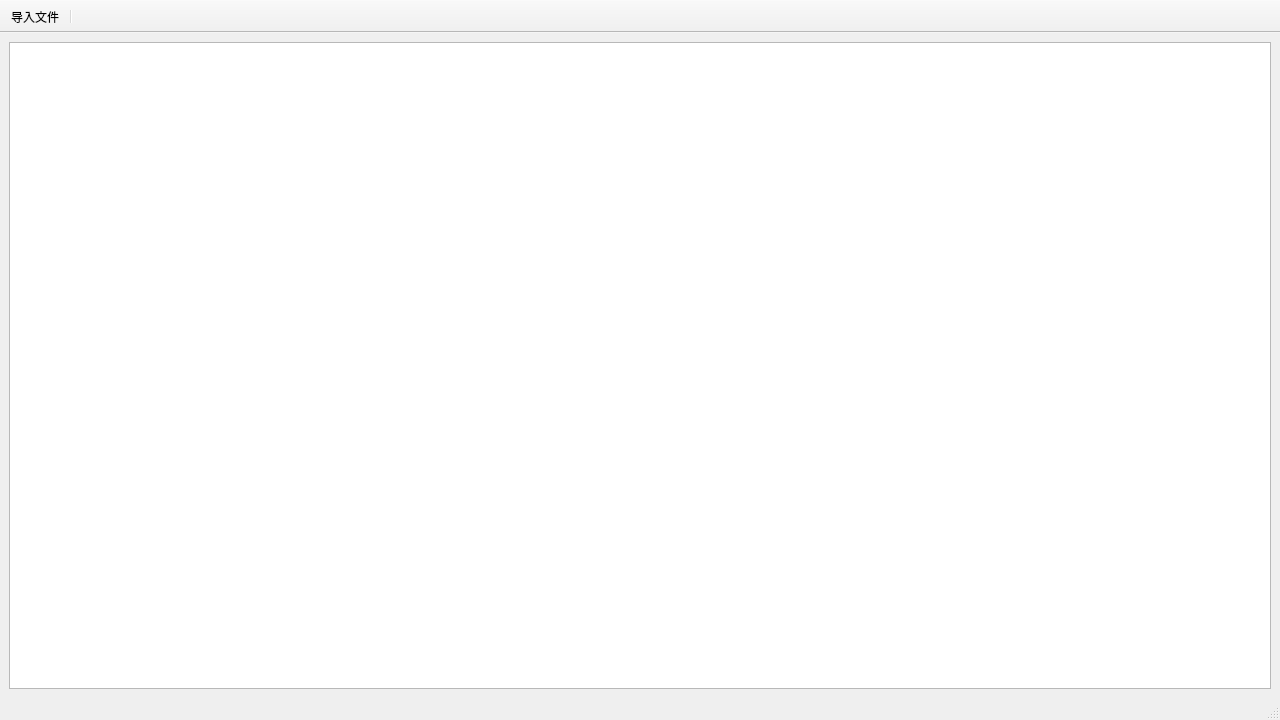
Old version of the form IMDAP/mainwindow.ui in the repository suxj22/IMDAP.
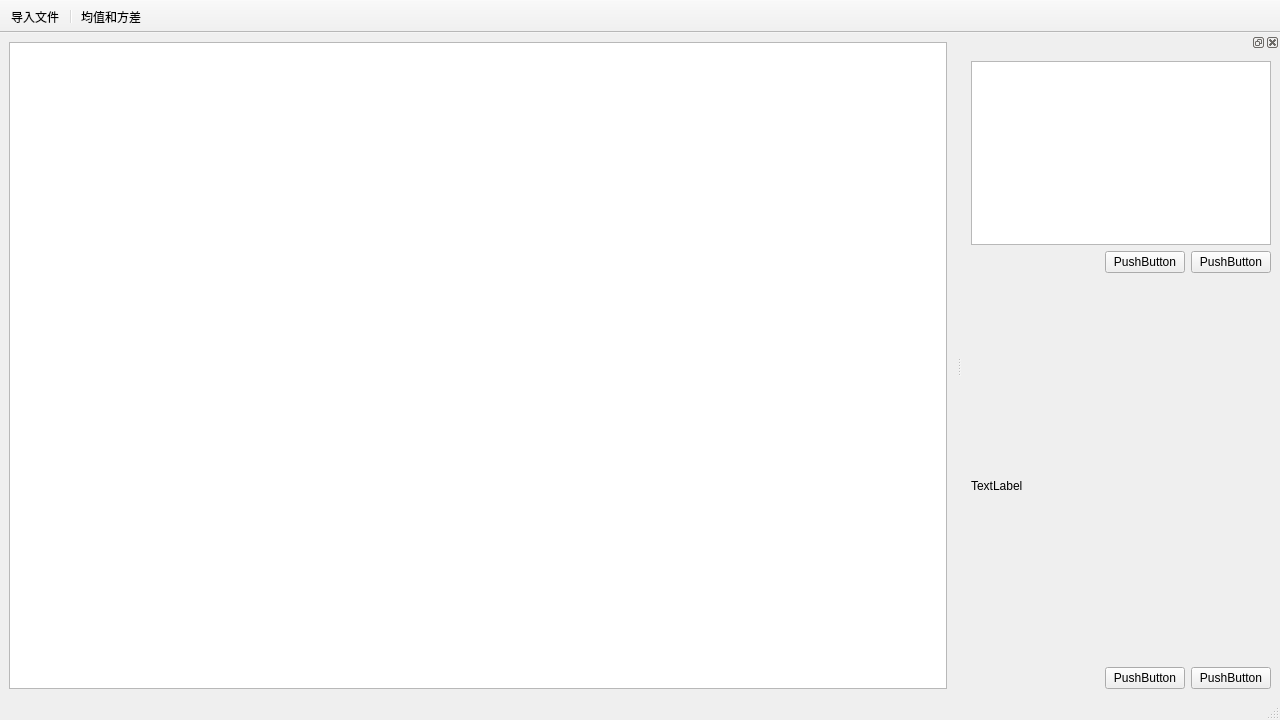
New version of the form. Icons and pictures are not drawn.

Commit message: 实现导入、均值和方差

What changed in the file:
```diff
--- a/IMDAP/mainwindow.ui
+++ b/IMDAP/mainwindow.ui
@@ -16,7 +16,23 @@
   <widget class="QWidget" name="centralwidget">
    <layout class="QGridLayout" name="gridLayout">
     <item row="0" column="0">
-     <widget class="QTableWidget" name="tableWidget"/>
+     <layout class="QVBoxLayout" name="verticalLayout">
+      <item>
+       <widget class="QTableWidget" name="tableWidget">
+        <property name="minimumSize">
+         <size>
+          <width>900</width>
+          <height>400</height>
+         </size>
+        </property>
+        <property name="font">
+         <font>
+          <family>.AppleSystemUIFont</family>
+         </font>
+        </property>
+       </widget>
+      </item>
+     </layout>
     </item>
    </layout>
   </widget>
@@ -55,6 +71,111 @@
    </attribute>
    <addaction name="action"/>
    <addaction name="separator"/>
+   <addaction name="AverageAndMeanAction"/>
+  </widget>
+  <widget class="QDockWidget" name="dockWidget">
+   <attribute name="dockWidgetArea">
+    <number>2</number>
+   </attribute>
+   <widget class="QWidget" name="dockWidgetContents">
+    <layout class="QFormLayout" name="formLayout">
+     <item row="0" column="0">
+      <layout class="QVBoxLayout" name="verticalLayout_2">
+       <item>
+        <widget class="QTextBrowser" name="textBrowser"/>
+       </item>
+       <item>
+        <layout class="QHBoxLayout" name="horizontalLayout_2">
+         <item>
+          <spacer name="horizontalSpacer_2">
+           <property name="orientation">
+            <enum>Qt::Horizontal</enum>
+           </property>
+           <property name="sizeHint" stdset="0">
+            <size>
+             <width>40</width>
+             <height>20</height>
+            </size>
+           </property>
+          </spacer>
+         </item>
+         <item>
+          <widget class="QPushButton" name="pushButton_4">
+           <property name="text">
+            <string>PushButton</string>
+           </property>
+          </widget>
+         </item>
+         <item>
+          <widget class="QPushButton" name="pushButton_3">
+           <property name="text">
+            <string>PushButton</string>
+           </property>
+          </widget>
+         </item>
+        </layout>
+       </item>
+       <item>
+        <spacer name="verticalSpacer">
+         <property name="orientation">
+          <enum>Qt::Vertical</enum>
+         </property>
+         <property name="sizeHint" stdset="0">
+          <size>
+           <width>20</width>
+           <height>40</height>
+          </size>
+         </property>
+        </spacer>
+       </item>
+       <item>
+        <widget class="QLabel" name="label">
+         <property name="minimumSize">
+          <size>
+           <width>300</width>
+           <height>350</height>
+          </size>
+         </property>
+         <property name="text">
+          <string>TextLabel</string>
+         </property>
+        </widget>
+       </item>
+       <item>
+        <layout class="QHBoxLayout" name="horizontalLayout">
+         <item>
+          <spacer name="horizontalSpacer">
+           <property name="orientation">
+            <enum>Qt::Horizontal</enum>
+           </property>
+           <property name="sizeHint" stdset="0">
+            <size>
+             <width>20</width>
+             <height>20</height>
+            </size>
+           </property>
+          </spacer>
+         </item>
+         <item>
+          <widget class="QPushButton" name="pushButton_2">
+           <property name="text">
+            <string>PushButton</string>
+           </property>
+          </widget>
+         </item>
+         <item>
+          <widget class="QPushButton" name="pushButton">
+           <property name="text">
+            <string>PushButton</string>
+           </property>
+          </widget>
+         </item>
+        </layout>
+       </item>
+      </layout>
+     </item>
+    </layout>
+   </widget>
   </widget>
   <action name="action">
    <property name="icon">
@@ -65,6 +186,18 @@
     <string>导入文件</string>
    </property>
   </action>
+  <action name="AverageAndMeanAction">
+   <property name="icon">
+    <iconset resource="icons.qrc">
+     <normaloff>:/icons/icons/pingjunzhi.png</normaloff>:/icons/icons/pingjunzhi.png</iconset>
+   </property>
+   <property name="text">
+    <string>均值和方差</string>
+   </property>
+   <property name="toolTip">
+    <string>均值和方差</string>
+   </property>
+  </action>
  </widget>
  <resources>
   <include location="icons.qrc"/>
```
Left out of the diff: 4 changed lines with no effect on the pictures. The commit also changes 119 other files.
